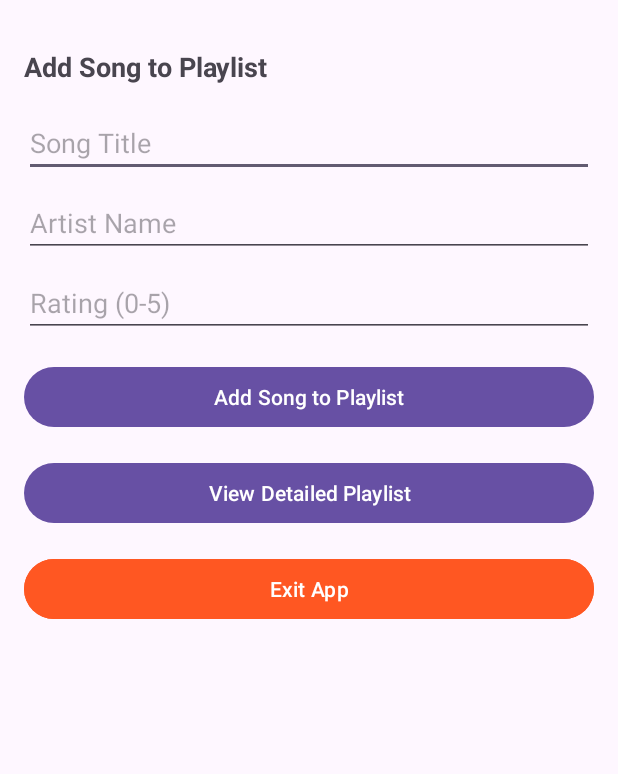
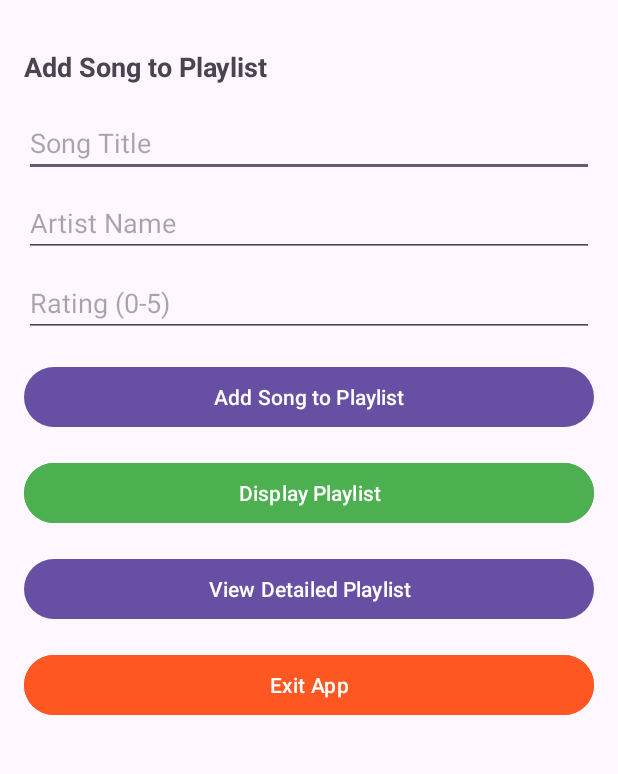
Before and after one commit to BakesTheDeveloper/My-Music-App, an Android app: the screen it shows after launch (MainActivity), on a phone screen of 412 x 824 dp, the part 73-847 px from its top. Run offline under Robolectric (Android 15) with nearby library versions, the phone set to English and light mode, and no system bars.

Commit message:
updates 👍🏽 fixes too

```diff
--- a/app/src/main/res/layout/activity_main.xml
+++ b/app/src/main/res/layout/activity_main.xml
@@ -52,6 +52,15 @@
         android:layout_marginBottom="16dp" />
 
     <Button
+        android:id="@+id/buttonDisplayPlaylist"
+        android:layout_width="match_parent"
+        android:layout_height="wrap_content"
+        android:text="Display Playlist"
+        android:backgroundTint="#4CAF50"
+        android:textColor="#FFFFFF"
+        android:layout_marginBottom="16dp" />
+
+    <Button
         android:id="@+id/buttonDetailedView"
         android:layout_width="match_parent"
         android:layout_height="wrap_content"
```
Also changed, not shown: app/src/main/java/com/example/mymusicapp/MainActivity.kt (+38 -0 lines).
